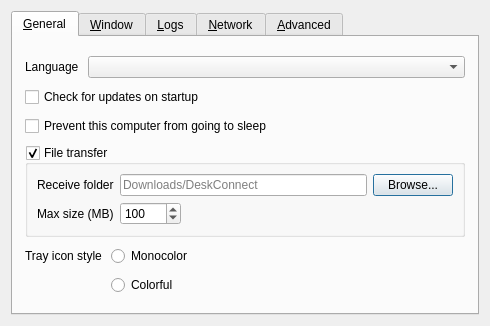
The window that src/lib/gui/dialogs/SettingsDialog.ui (youxia173/DeskConnect) describes before a commit, drawn with Qt 5.
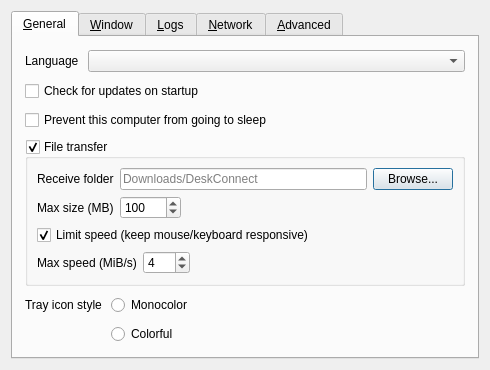
The same window after the commit. Icons and pictures are not drawn.

What changed in the file:
```diff
--- a/src/lib/gui/dialogs/SettingsDialog.ui
+++ b/src/lib/gui/dialogs/SettingsDialog.ui
@@ -166,6 +166,59 @@
             </item>
            </layout>
           </item>
+          <item>
+           <widget class="QCheckBox" name="cbFileTransferLimitSpeed">
+            <property name="toolTip">
+             <string>Slow transfers so mouse and keyboard stay usable on the shared connection. Uncheck for maximum speed.</string>
+            </property>
+            <property name="text">
+             <string>Limit speed (keep mouse/keyboard responsive)</string>
+            </property>
+            <property name="checked">
+             <bool>true</bool>
+            </property>
+           </widget>
+          </item>
+          <item>
+           <layout class="QHBoxLayout" name="horizontalLayoutFileTransferSpeed">
+            <item>
+             <widget class="QLabel" name="lblFileTransferMaxSpeed">
+              <property name="text">
+               <string>Max speed (MiB/s)</string>
+              </property>
+             </widget>
+            </item>
+            <item>
+             <widget class="QSpinBox" name="sbFileTransferMaxSpeedMibs">
+              <property name="toolTip">
+               <string>Target upload rate while speed limiting is enabled</string>
+              </property>
+              <property name="minimum">
+               <number>1</number>
+              </property>
+              <property name="maximum">
+               <number>100</number>
+              </property>
+              <property name="value">
+               <number>4</number>
+              </property>
+             </widget>
+            </item>
+            <item>
+             <spacer name="horizontalSpacerFileTransferSpeed">
+              <property name="orientation">
+               <enum>Qt::Orientation::Horizontal</enum>
+              </property>
+              <property name="sizeHint" stdset="0">
+               <size>
+                <width>40</width>
+                <height>20</height>
+               </size>
+              </property>
+             </spacer>
+            </item>
+           </layout>
+          </item>
          </layout>
         </widget>
        </item>
```
